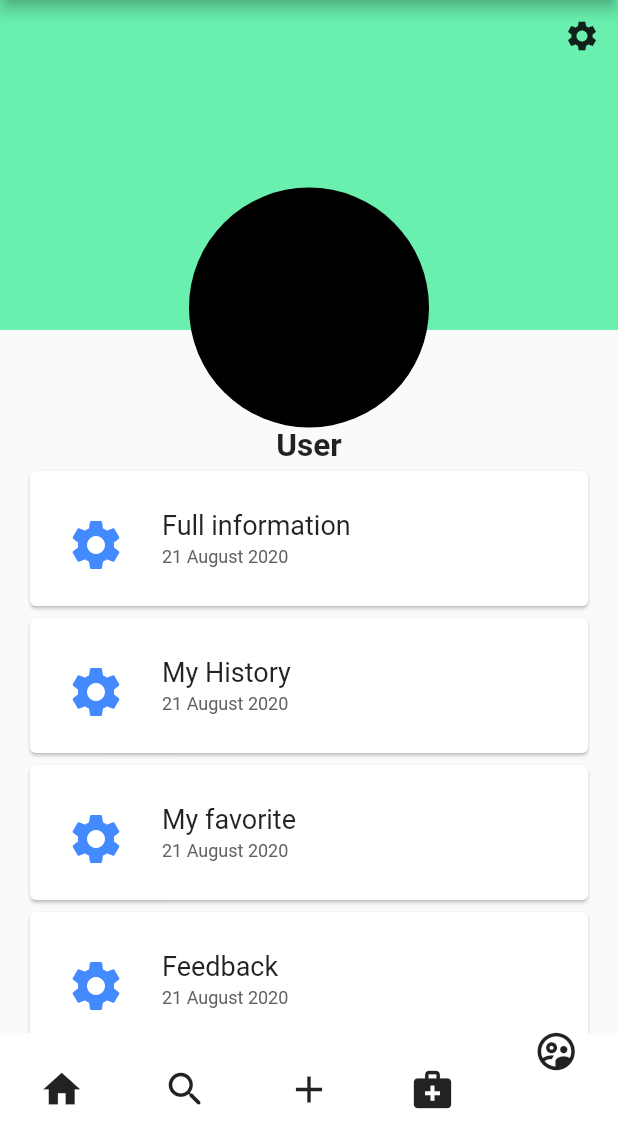
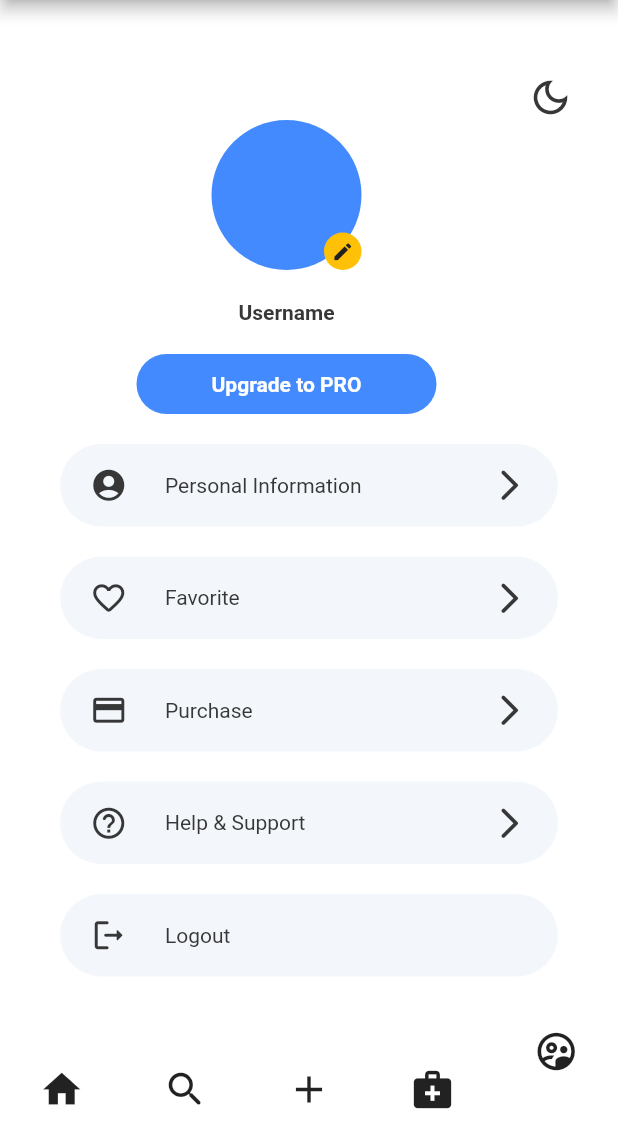
Before and after one commit to tvminh19/MeDo, a Flutter app: the screen it shows after launch, item 5 of the bottom bar chosen, on a phone screen of 412 x 824 dp, the part 90-1236 px from its top. Run offline on Flutter 3.47's test engine with Material 2 defaults, Android fonts, the light colour scheme and no system bars; drawn by our look-alikes of curved_navigation_bar; our stand-ins replace animated_theme_switcher, carousel_slider, webview_flutter; network calls fail.

Commit message:
update user profile and change dark theme

```diff
--- /dev/null
+++ b/lib/personal/components/constants.dart
@@ -0,0 +1,37 @@
+import 'package:flutter/material.dart';
+
+const kDarkPrimaryColor = Color(0xFF212121);
+const kDarkSecondaryColor = Color(0xFF373737);
+const kLightPrimaryColor = Color(0xFFFFFFFF);
+const kLightSecondaryColor = Color(0xFFF3F7FB);
+const kAccentColor = Color(0xFFFFC107);
+
+final kDarkTheme = ThemeData(
+  brightness: Brightness.dark,
+  primaryColor: kDarkPrimaryColor,
+  canvasColor: kDarkPrimaryColor,
+  backgroundColor: kDarkSecondaryColor,
+  accentColor: kAccentColor,
+  iconTheme: ThemeData.dark().iconTheme.copyWith(
+        color: kLightSecondaryColor,
+      ),
+  textTheme: ThemeData.dark().textTheme.apply(
+        bodyColor: kLightSecondaryColor,
+        displayColor: kLightSecondaryColor,
+      ),
+);
+
+final kLightTheme = ThemeData(
+  brightness: Brightness.light,
+  primaryColor: kLightPrimaryColor,
+  canvasColor: kLightPrimaryColor,
+  backgroundColor: kLightSecondaryColor,
+  accentColor: kAccentColor,
+  iconTheme: ThemeData.light().iconTheme.copyWith(
+        color: kDarkSecondaryColor,
+      ),
+  textTheme: ThemeData.light().textTheme.apply(
+        bodyColor: kDarkSecondaryColor,
+        displayColor: kDarkSecondaryColor,
+      ),
+);
--- /dev/null
+++ b/lib/personal/components/header.dart
@@ -0,0 +1,45 @@
+import 'package:animated_theme_switcher/animated_theme_switcher.dart';
+import 'package:flutter/material.dart';
+import 'package:medo/personal/components/constants.dart';
+import 'package:medo/personal/components/profile_info.dart';
+
+class Header extends StatelessWidget {
+  @override
+  Widget build(BuildContext context) {
+    var themeswitcher = ThemeSwitcher(builder: (conntext) {
+      return AnimatedCrossFade(
+          duration: Duration(milliseconds: 200),
+          crossFadeState:
+              ThemeProvider.of(context)?.brightness == Brightness.dark
+                  ? CrossFadeState.showSecond
+                  : CrossFadeState.showFirst,
+          firstChild: GestureDetector(
+            onTap: () =>
+                ThemeSwitcher.of(conntext)?.changeTheme(theme: kDarkTheme),
+            child: Icon(
+              Icons.dark_mode_outlined,
+              size: 30,
+            ),
+          ),
+          secondChild: GestureDetector(
+            onTap: () =>
+                ThemeSwitcher.of(conntext)?.changeTheme(theme: kLightTheme),
+            child: Icon(
+              Icons.wb_sunny_outlined,
+              size: 30,
+            ),
+          ));
+    });
+
+    return Row(
+      mainAxisAlignment: MainAxisAlignment.spaceBetween,
+      crossAxisAlignment: CrossAxisAlignment.start,
+      children: <Widget>[
+        SizedBox(width: 30),
+        ProfileInfo(name: 'Username'),
+        themeswitcher,
+        SizedBox(width: 30)
+      ],
+    );
+  }
+}
--- /dev/null
+++ b/lib/personal/components/profile_info.dart
@@ -0,0 +1,53 @@
+import 'package:flutter/material.dart';
+import 'package:medo/personal/components/constants.dart';
+
+class ProfileInfo extends StatelessWidget {
+  final String name;
+  const ProfileInfo({
+    Key? key,
+    required this.name,
+  }) : super(key: key);
+
+  @override
+  Widget build(BuildContext context) {
+    return Expanded(
+      child: Column(children: <Widget>[
+        Container(
+          height: 100,
+          width: 100,
+          margin: EdgeInsets.only(top: 30),
+          child: Stack(
+            children: <Widget>[
+              CircleAvatar(radius: 50, backgroundColor: Colors.blueAccent),
+              Align(
+                  alignment: Alignment.bottomRight,
+                  child: Container(
+                      height: 25,
+                      width: 25,
+                      decoration: BoxDecoration(
+                        color: Theme.of(context).accentColor,
+                        shape: BoxShape.circle,
+                      ),
+                      child:
+                          Icon(Icons.edit, color: kDarkPrimaryColor, size: 15)))
+            ],
+          ),
+        ),
+        SizedBox(height: 20),
+        Text(this.name, style: TextStyle(fontWeight: FontWeight.bold)),
+        SizedBox(height: 20),
+        Container(
+            height: 40,
+            width: 200,
+            decoration: BoxDecoration(
+                borderRadius: BorderRadius.circular(30),
+                color: Colors.blueAccent),
+            child: Center(child:
+            Text('Upgrade to PRO',
+            style: TextStyle(
+              fontWeight: FontWeight.bold,
+              color: Colors.white))))
+      ]),
+    );
+  }
+}
--- /dev/null
+++ b/lib/personal/components/profile_list_item.dart
@@ -0,0 +1,35 @@
+import 'package:flutter/material.dart';
+
+class ProfileListItem extends StatelessWidget {
+  final IconData icon;
+  final text;
+  final bool hasNavigation;
+
+  ProfileListItem({
+    Key? key,
+    required this.icon,
+    this.hasNavigation = false,
+    this.text,
+  }) : super(key: key);
+
+  @override
+  Widget build(BuildContext context) {
+    return Container(
+        height: 55,
+        margin: EdgeInsets.symmetric(horizontal: 40).copyWith(bottom: 20),
+        padding: EdgeInsets.symmetric(horizontal: 20),
+        decoration: BoxDecoration(
+            borderRadius: BorderRadius.circular(30),
+            color: Theme.of(context).backgroundColor),
+        child: Row(
+          children: <Widget>[
+            Icon(this.icon, size: 25),
+            SizedBox(width: 25),
+            Text(this.text),
+            Spacer(),
+            if (this.hasNavigation)
+              Icon(Icons.arrow_forward_ios_rounded, size: 25)
+          ],
+        ));
+  }
+}
--- /dev/null
+++ b/lib/personal/components/profile_screen.dart
@@ -0,0 +1,48 @@
+import 'package:animated_theme_switcher/animated_theme_switcher.dart';
+import 'package:flutter/material.dart';
+import 'package:medo/personal/components/profile_list_item.dart';
+import 'package:medo/personal/components/header.dart';
+
+class ProfileScreen extends StatelessWidget {
+  @override
+  Widget build(BuildContext context) {
+    return ThemeSwitchingArea(child: Builder(builder: (context) {
+      return Scaffold(
+          body: Column(
+        children: [
+          Expanded(
+              child: ListView(children: <Widget>[
+            SizedBox(height: 50),
+            Header(),
+            SizedBox(height: 20),
+            ProfileListItem(
+              icon: Icons.account_circle_rounded,
+              text: 'Personal Information',
+              hasNavigation: true,
+            ),
+            ProfileListItem(
+              icon: Icons.favorite_outline_rounded,
+              text: 'Favorite',
+              hasNavigation: true,
+            ),
+            ProfileListItem(
+              icon: Icons.payment_outlined,
+              text: 'Purchase',
+              hasNavigation: true,
+            ),
+            ProfileListItem(
+              icon: Icons.help_outline_rounded,
+              text: 'Help & Support',
+              hasNavigation: true,
+            ),
+            ProfileListItem(
+              icon: Icons.logout_rounded,
+              text: 'Logout',
+              hasNavigation: false,
+            ),
+          ]))
+        ],
+      ));
+    }));
+  }
+}
--- a/lib/personal/components/user_model.dart
+++ /dev/null
@@ -1,10 +0,0 @@
-class user_model {
-  final String name;
-  final String avt_img_address;
-  final String cover_img_address;
-
-  user_model(
-    this.name,
-    this.avt_img_address,
-    this.cover_img_address);
-}
--- a/lib/personal/personal.dart
+++ b/lib/personal/personal.dart
@@ -1,5 +1,7 @@
-import 'package:flutter/cupertino.dart';
 import 'package:flutter/material.dart';
+import 'package:animated_theme_switcher/animated_theme_switcher.dart';
+import 'package:medo/personal/components/constants.dart';
+import 'package:medo/personal/components/profile_screen.dart';
 
 class MyPersonal extends StatefulWidget {
   const MyPersonal({Key? key}) : super(key: key);
@@ -11,134 +13,16 @@ class MyPersonal extends StatefulWidget {
 class _MyPersonalState extends State<MyPersonal> {
   @override
   Widget build(BuildContext context) {
-    return Scaffold(
-      body: SingleChildScrollView(
-        child: Column(
-          children: <Widget>[
-            const StackContainer(),
-            // ListView.builder(
-            //   physics: const NeverScrollableScrollPhysics(),
-            //   itemBuilder: (context, index) => const CardItem(),
-            //   shrinkWrap: true,
-            //   itemCount: 4,
-            // ),
-            ListView(
-              shrinkWrap: true,
-              physics: const NeverScrollableScrollPhysics(),
-              children: const <Widget>[
-                CardItem(title: 'Full information'),
-                CardItem(
-                  title: 'My History',
-                ),
-                CardItem(
-                  title: 'My favorite',
-                ),
-                CardItem(
-                  title: 'Feedback',
-                ),
-              ],
-            )
-          ],
-        ),
-      ),
-    );
+    return ThemeProvider(
+        initTheme: kLightTheme,
+        child: Builder(
+          builder: (context) {
+            return MaterialApp(
+              debugShowCheckedModeBanner: false,
+              theme: ThemeProvider.of(context),
+              home: ProfileScreen(),
+            );
+          },
+        ));
   }
 }
-
-class CardItem extends StatelessWidget {
-  final String title;
-
-  const CardItem({Key? key, required this.title}) : super(key: key);
-
-  @override
-  Widget build(BuildContext context) {
-    return Padding(
-      padding: const EdgeInsets.symmetric(horizontal: 16.0),
-      child: Card(
-          child: Padding(
-        padding: const EdgeInsets.symmetric(horizontal: 16.0, vertical: 21.0),
-        child: Row(
-            crossAxisAlignment: CrossAxisAlignment.center,
-            children: <Widget>[
-              IconButton(
-                onPressed: () {},
-                icon:
-                    Icon(Icons.settings, size: 40.0, color: Colors.blueAccent),
-              ),
-              SizedBox(width: 24.0),
-              Column(
-                  crossAxisAlignment: CrossAxisAlignment.start,
-                  mainAxisSize: MainAxisSize.min,
-                  children: <Widget>[
-                    Text(title, style: const TextStyle(fontSize: 18.0)),
-                    const SizedBox(height: 4.0),
-                    Text("21 August 2020",
-                        style:
-                            TextStyle(color: Colors.grey[700], fontSize: 12.0))
-                  ])
-            ]),
-      )),
-    );
-  }
-}
-
-class StackContainer extends StatelessWidget {
-  const StackContainer({
-    Key? key,
-  }) : super(key: key);
-
-  @override
-  Widget build(BuildContext context) {
-    return Container(
-      height: 310.0,
-      child: Stack(
-        children: <Widget>[
-          ClipPath(
-            child: Container(
-              height: 220.0,
-              color: Colors.greenAccent,
-            ),
-          ),
-          Align(
-            alignment: const Alignment(0, 1),
-            child: Column(
-              mainAxisSize: MainAxisSize.min,
-              children: const <Widget>[
-                CircleAvatar(
-                  backgroundColor: Colors.black,
-                  radius: 80.0,
-                ),
-                Text("User",
-                    style:
-                        TextStyle(fontSize: 21.0, fontWeight: FontWeight.bold))
-              ],
-            ),
-          ),
-          const TopBar(),
-        ],
-      ),
-    );
-  }
-}
-
-class TopBar extends StatelessWidget {
-  const TopBar({
-    Key? key,
-  }) : super(key: key);
-
-  @override
-  Widget build(BuildContext context) {
-    return SafeArea(
-      child: Row(
-        //mainAxisAlignment: MainAxisAlignment.spaceBetween,
-        mainAxisAlignment: MainAxisAlignment.end,
-        children: <Widget>[
-          IconButton(
-            onPressed: () {},
-            icon: const Icon(Icons.settings),
-          )
-        ],
-      ),
-    );
-  }
-}
--- a/pubspec.yaml
+++ b/pubspec.yaml
@@ -31,6 +31,7 @@ dependencies:
   cached_network_image: ^2.0.0
   carousel_slider: ^4.0.0
   curved_navigation_bar: ^1.0.1 #latest version
+  animated_theme_switcher: ^2.0.1
   flutter:
     sdk: flutter
 
```
Also changed, not shown: pubspec.lock.
